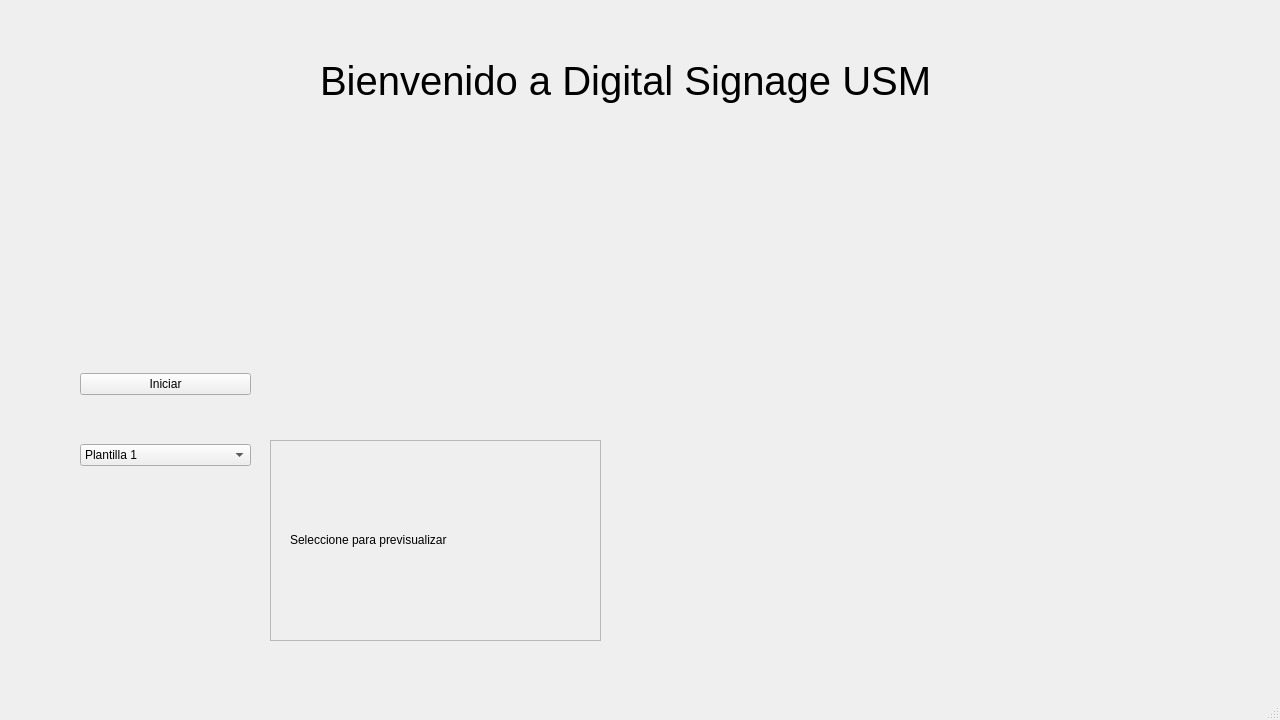
First picture: the form in ProyectoQT/Interfaz_Digital_SIgnage_USM/mainwindow.ui, repository seba-saca/Digital_Signage_USM, before the edit.
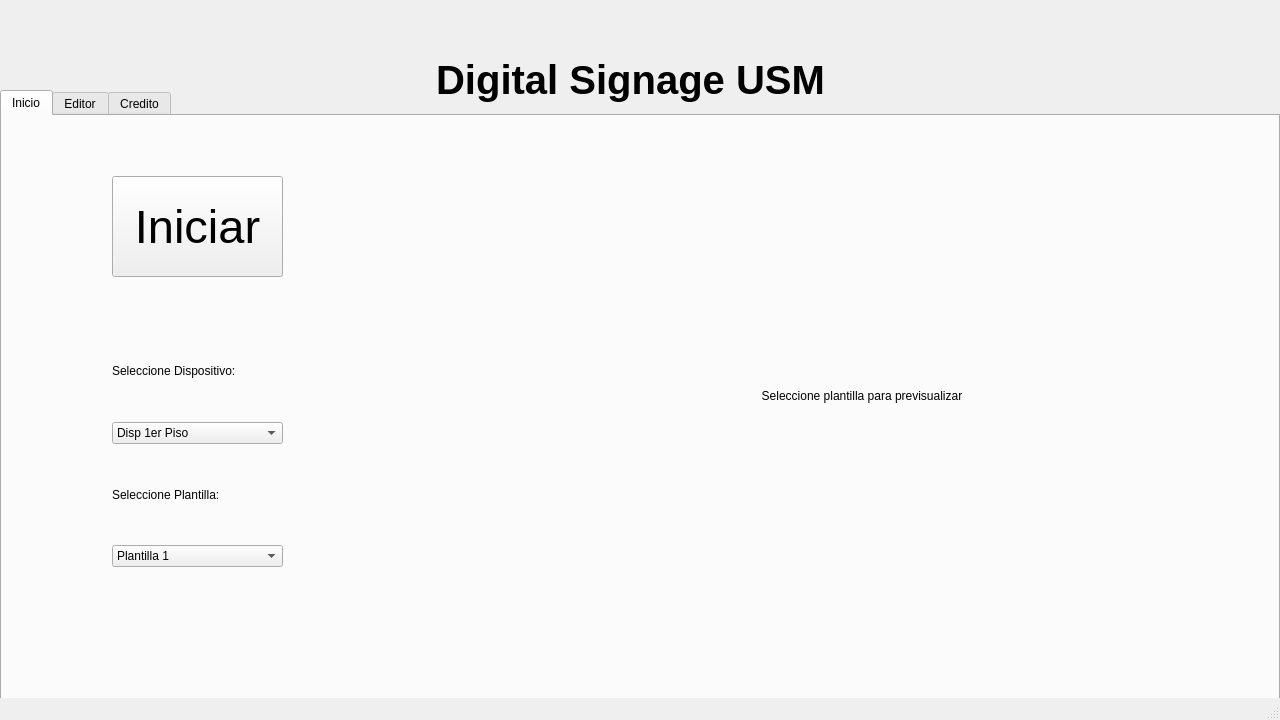
Second picture: the form after the edit.

```diff
--- a/ProyectoQT/Interfaz_Digital_SIgnage_USM/mainwindow.ui
+++ b/ProyectoQT/Interfaz_Digital_SIgnage_USM/mainwindow.ui
@@ -10,10 +10,325 @@
     <height>720</height>
    </rect>
   </property>
+  <property name="maximumSize">
+   <size>
+    <width>1280</width>
+    <height>720</height>
+   </size>
+  </property>
   <property name="windowTitle">
    <string>Digital SIgnage USM</string>
   </property>
   <widget class="QWidget" name="centralwidget">
+   <widget class="QTabWidget" name="Pestanas">
+    <property name="geometry">
+     <rect>
+      <x>0</x>
+      <y>90</y>
+      <width>1280</width>
+      <height>611</height>
+     </rect>
+    </property>
+    <property name="maximumSize">
+     <size>
+      <width>1280</width>
+      <height>720</height>
+     </size>
+    </property>
+    <property name="tabPosition">
+     <enum>QTabWidget::North</enum>
+    </property>
+    <property name="tabShape">
+     <enum>QTabWidget::Rounded</enum>
+    </property>
+    <property name="currentIndex">
+     <number>0</number>
+    </property>
+    <property name="usesScrollButtons">
+     <bool>true</bool>
+    </property>
+    <property name="documentMode">
+     <bool>false</bool>
+    </property>
+    <property name="tabsClosable">
+     <bool>false</bool>
+    </property>
+    <property name="movable">
+     <bool>false</bool>
+    </property>
+    <property name="tabBarAutoHide">
+     <bool>false</bool>
+    </property>
+    <widget class="QWidget" name="Inicio">
+     <attribute name="title">
+      <string>Inicio</string>
+     </attribute>
+     <widget class="QPushButton" name="Start">
+      <property name="geometry">
+       <rect>
+        <x>110</x>
+        <y>60</y>
+        <width>171</width>
+        <height>101</height>
+       </rect>
+      </property>
+      <property name="font">
+       <font>
+        <pointsize>35</pointsize>
+       </font>
+      </property>
+      <property name="text">
+       <string>Iniciar</string>
+      </property>
+     </widget>
+     <widget class="QLabel" name="preview_plantilla">
+      <property name="geometry">
+       <rect>
+        <x>500</x>
+        <y>40</y>
+        <width>720</width>
+        <height>480</height>
+       </rect>
+      </property>
+      <property name="sizeIncrement">
+       <size>
+        <width>0</width>
+        <height>0</height>
+       </size>
+      </property>
+      <property name="text">
+       <string>Seleccione plantilla para previsualizar</string>
+      </property>
+      <property name="textFormat">
+       <enum>Qt::PlainText</enum>
+      </property>
+      <property name="scaledContents">
+       <bool>true</bool>
+      </property>
+      <property name="alignment">
+       <set>Qt::AlignCenter</set>
+      </property>
+     </widget>
+     <widget class="QWidget" name="">
+      <property name="geometry">
+       <rect>
+        <x>110</x>
+        <y>210</y>
+        <width>171</width>
+        <height>241</height>
+       </rect>
+      </property>
+      <layout class="QVBoxLayout" name="verticalLayout">
+       <item>
+        <widget class="QLabel" name="label">
+         <property name="text">
+          <string>Seleccione Dispositivo:</string>
+         </property>
+        </widget>
+       </item>
+       <item>
+        <widget class="QComboBox" name="comboBox">
+         <item>
+          <property name="text">
+           <string>Disp 1er Piso</string>
+          </property>
+         </item>
+         <item>
+          <property name="text">
+           <string>Disp 2do Piso</string>
+          </property>
+         </item>
+         <item>
+          <property name="text">
+           <string>Disp 3er Piso</string>
+          </property>
+         </item>
+        </widget>
+       </item>
+       <item>
+        <widget class="QLabel" name="label_2">
+         <property name="text">
+          <string>Seleccione Plantilla:</string>
+         </property>
+        </widget>
+       </item>
+       <item>
+        <widget class="QComboBox" name="Lista_plantillas">
+         <item>
+          <property name="text">
+           <string>Plantilla 1</string>
+          </property>
+         </item>
+         <item>
+          <property name="text">
+           <string>Plantilla 2</string>
+          </property>
+         </item>
+         <item>
+          <property name="text">
+           <string>Plantilla 3</string>
+          </property>
+         </item>
+         <item>
+          <property name="text">
+           <string>Plantilla 4</string>
+          </property>
+         </item>
+         <item>
+          <property name="text">
+           <string>Plantilla 5</string>
+          </property>
+         </item>
+        </widget>
+       </item>
+      </layout>
+     </widget>
+    </widget>
+    <widget class="QWidget" name="EditPlantilla">
+     <attribute name="title">
+      <string>Editor</string>
+     </attribute>
+     <widget class="QTabWidget" name="tabWidget">
+      <property name="geometry">
+       <rect>
+        <x>190</x>
+        <y>20</y>
+        <width>1061</width>
+        <height>531</height>
+       </rect>
+      </property>
+      <property name="currentIndex">
+       <number>0</number>
+      </property>
+      <widget class="QWidget" name="tab">
+       <attribute name="title">
+        <string>Videos</string>
+       </attribute>
+       <widget class="QListWidget" name="Video_lista">
+        <property name="geometry">
+         <rect>
+          <x>70</x>
+          <y>140</y>
+          <width>256</width>
+          <height>192</height>
+         </rect>
+        </property>
+       </widget>
+      </widget>
+      <widget class="QWidget" name="tab_2">
+       <attribute name="title">
+        <string>Titulares</string>
+       </attribute>
+      </widget>
+      <widget class="QWidget" name="tab_3">
+       <attribute name="title">
+        <string>Resumen</string>
+       </attribute>
+      </widget>
+     </widget>
+     <widget class="QWidget" name="">
+      <property name="geometry">
+       <rect>
+        <x>30</x>
+        <y>20</y>
+        <width>137</width>
+        <height>50</height>
+       </rect>
+      </property>
+      <layout class="QVBoxLayout" name="verticalLayout_2">
+       <item>
+        <widget class="QLabel" name="label_4">
+         <property name="text">
+          <string>Seleccione Plantilla:</string>
+         </property>
+        </widget>
+       </item>
+       <item>
+        <widget class="QComboBox" name="Lista_plantillas_2">
+         <item>
+          <property name="text">
+           <string>Plantilla 1</string>
+          </property>
+         </item>
+         <item>
+          <property name="text">
+           <string>Plantilla 2</string>
+          </property>
+         </item>
+         <item>
+          <property name="text">
+           <string>Plantilla 3</string>
+          </property>
+         </item>
+         <item>
+          <property name="text">
+           <string>Plantilla 4</string>
+          </property>
+         </item>
+         <item>
+          <property name="text">
+           <string>Plantilla 5</string>
+          </property>
+         </item>
+        </widget>
+       </item>
+      </layout>
+     </widget>
+    </widget>
+    <widget class="QWidget" name="Credito">
+     <attribute name="title">
+      <string>Credito</string>
+     </attribute>
+     <widget class="QLabel" name="label_3">
+      <property name="geometry">
+       <rect>
+        <x>10</x>
+        <y>10</y>
+        <width>891</width>
+        <height>271</height>
+       </rect>
+      </property>
+      <property name="text">
+       <string>&lt;html&gt;&lt;head/&gt;&lt;body&gt;&lt;p&gt;&lt;span style=&quot; font-weight:700;&quot;&gt;Trabajo de Titulacion&lt;/span&gt;&lt;/p&gt;&lt;p&gt;Desarrollo de plataforma de senalizacion digital para distribucion de contenido multimedia: Unidad de reproduccion audiovisual.&lt;/p&gt;&lt;p&gt;&lt;br/&gt;&lt;span style=&quot; font-weight:700;&quot;&gt;Autor:&lt;/span&gt; Sebastian Castillo - Estudiante Ingenieria Civil Electronica UTFSM&lt;/p&gt;&lt;p&gt;&lt;span style=&quot; font-weight:700;&quot;&gt;Version: &lt;/span&gt;1&lt;/p&gt;&lt;p&gt;&lt;span style=&quot; font-weight:700;&quot;&gt;Repositorio: &lt;/span&gt;https://github.com/sebandrescastillo1/Digital_Signage_USM&lt;/p&gt;&lt;/body&gt;&lt;/html&gt;</string>
+      </property>
+      <property name="alignment">
+       <set>Qt::AlignLeading|Qt::AlignLeft|Qt::AlignTop</set>
+      </property>
+     </widget>
+    </widget>
+   </widget>
+   <widget class="QLabel" name="Logo_USM">
+    <property name="geometry">
+     <rect>
+      <x>260</x>
+      <y>60</y>
+      <width>151</width>
+      <height>41</height>
+     </rect>
+    </property>
+    <property name="text">
+     <string/>
+    </property>
+    <property name="scaledContents">
+     <bool>true</bool>
+    </property>
+   </widget>
+   <widget class="QLabel" name="Logo_ELO">
+    <property name="geometry">
+     <rect>
+      <x>870</x>
+      <y>60</y>
+      <width>121</width>
+      <height>41</height>
+     </rect>
+    </property>
+    <property name="text">
+     <string/>
+    </property>
+    <property name="scaledContents">
+     <bool>true</bool>
+    </property>
+   </widget>
    <widget class="QLabel" name="Bienvenida">
     <property name="geometry">
      <rect>
@@ -29,154 +344,13 @@
      </font>
     </property>
     <property name="text">
-     <string>Bienvenido a Digital Signage USM</string>
+     <string>&lt;html&gt;&lt;head/&gt;&lt;body&gt;&lt;p align=&quot;center&quot;&gt;&lt;span style=&quot; font-weight:700;&quot;&gt;Digital Signage USM&lt;/span&gt;&lt;/p&gt;&lt;/body&gt;&lt;/html&gt;</string>
     </property>
    </widget>
-   <widget class="QLabel" name="LogoUSM">
-    <property name="geometry">
-     <rect>
-      <x>20</x>
-      <y>10</y>
-      <width>101</width>
-      <height>51</height>
-     </rect>
-    </property>
-    <property name="text">
-     <string/>
-    </property>
-   </widget>
-   <widget class="QLabel" name="Logo_USM">
-    <property name="geometry">
-     <rect>
-      <x>0</x>
-      <y>0</y>
-      <width>271</width>
-      <height>91</height>
-     </rect>
-    </property>
-    <property name="text">
-     <string/>
-    </property>
-    <property name="scaledContents">
-     <bool>true</bool>
-    </property>
-   </widget>
-   <widget class="QWidget" name="layoutWidget">
-    <property name="geometry">
-     <rect>
-      <x>80</x>
-      <y>330</y>
-      <width>171</width>
-      <height>181</height>
-     </rect>
-    </property>
-    <layout class="QHBoxLayout" name="horizontalLayout">
-     <item>
-      <layout class="QVBoxLayout" name="verticalLayout">
-       <item>
-        <widget class="QPushButton" name="Start">
-         <property name="text">
-          <string>Iniciar</string>
-         </property>
-        </widget>
-       </item>
-       <item>
-        <widget class="QComboBox" name="Lista_plantillas">
-         <item>
-          <property name="text">
-           <string>Plantilla 1</string>
-          </property>
-         </item>
-         <item>
-          <property name="text">
-           <string>Plantilla 2</string>
-          </property>
-         </item>
-         <item>
-          <property name="text">
-           <string>Plantilla 3</string>
-          </property>
-         </item>
-         <item>
-          <property name="text">
-           <string>Plantilla 4</string>
-          </property>
-         </item>
-         <item>
-          <property name="text">
-           <string>Plantilla 5</string>
-          </property>
-         </item>
-        </widget>
-       </item>
-      </layout>
-     </item>
-    </layout>
-   </widget>
-   <widget class="QFrame" name="Cuadro_preplantilla">
-    <property name="geometry">
-     <rect>
-      <x>270</x>
-      <y>440</y>
-      <width>331</width>
-      <height>201</height>
-     </rect>
-    </property>
-    <property name="frameShape">
-     <enum>QFrame::StyledPanel</enum>
-    </property>
-    <property name="frameShadow">
-     <enum>QFrame::Raised</enum>
-    </property>
-    <widget class="QLabel" name="preview_plantilla">
-     <property name="geometry">
-      <rect>
-       <x>20</x>
-       <y>10</y>
-       <width>291</width>
-       <height>179</height>
-      </rect>
-     </property>
-     <property name="sizeIncrement">
-      <size>
-       <width>0</width>
-       <height>0</height>
-      </size>
-     </property>
-     <property name="text">
-      <string>Seleccione para previsualizar</string>
-     </property>
-     <property name="scaledContents">
-      <bool>true</bool>
-     </property>
-    </widget>
-   </widget>
-   <widget class="QLabel" name="Logo_ELO">
-    <property name="geometry">
-     <rect>
-      <x>1010</x>
-      <y>0</y>
-      <width>271</width>
-      <height>81</height>
-     </rect>
-    </property>
-    <property name="text">
-     <string/>
-    </property>
-    <property name="scaledContents">
-     <bool>true</bool>
-    </property>
-   </widget>
-  </widget>
-  <widget class="QMenuBar" name="menubar">
-   <property name="geometry">
-    <rect>
-     <x>0</x>
-     <y>0</y>
-     <width>1280</width>
-     <height>22</height>
-    </rect>
-   </property>
+   <zorder>Pestanas</zorder>
+   <zorder>Bienvenida</zorder>
+   <zorder>Logo_USM</zorder>
+   <zorder>Logo_ELO</zorder>
   </widget>
   <widget class="QStatusBar" name="statusbar"/>
  </widget>
```
